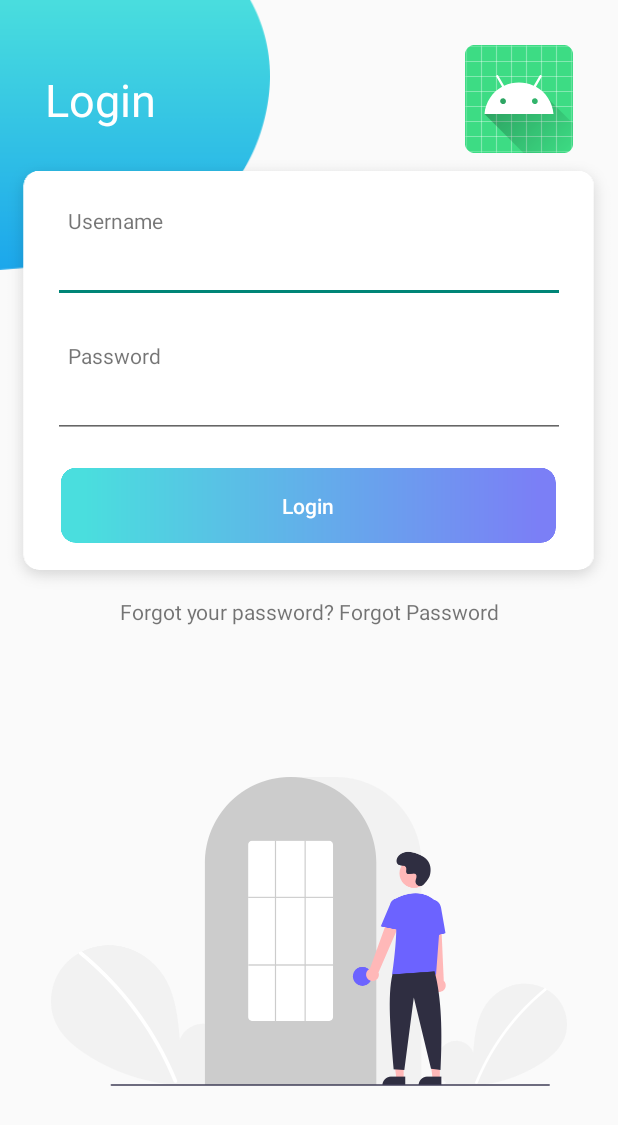
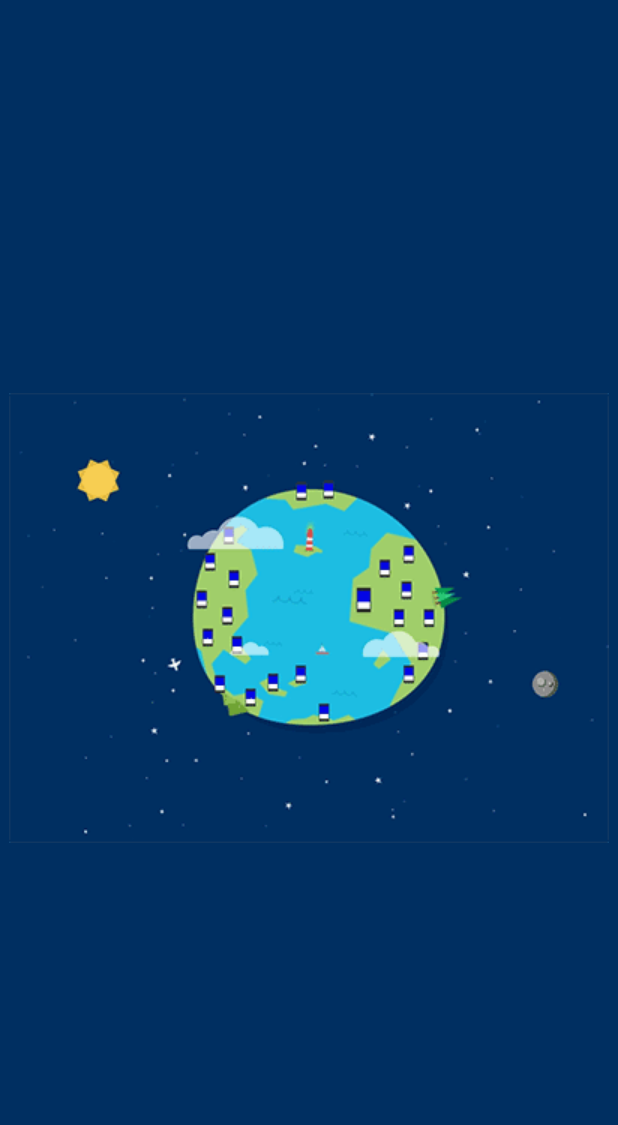
Before and after one commit to Fantasyxz/FourMap, an Android app: the screen it shows after launch (LoginActivity before the commit, SplashActivity after it), on a phone screen of 412 x 824 dp. Shown: the top 1125 px of the screen. Run offline under Robolectric (Android 15) with nearby library versions, the phone set to English and light mode, and no system bars.

Commit message:
Splash + Login(login bisa tpi for close)

```diff
--- a/Android/app/build.gradle
+++ b/Android/app/build.gradle
@@ -29,6 +29,7 @@ dependencies {
     implementation 'androidx.constraintlayout:constraintlayout:2.0.1'
     implementation 'com.google.firebase:firebase-auth:20.0.0'
     implementation 'com.google.firebase:firebase-database:19.5.1'
+    implementation 'pl.droidsonroids.gif:android-gif-drawable:1.2.19'
     implementation 'com.google.android.material:material:1.1.0'
     implementation 'androidx.navigation:navigation-fragment:2.2.2'
     implementation 'androidx.navigation:navigation-ui:2.2.2'
--- a/Android/app/src/main/AndroidManifest.xml
+++ b/Android/app/src/main/AndroidManifest.xml
@@ -18,7 +18,8 @@
         <activity android:name=".NavActivity"/>
         <activity android:name=".ForgotActivity"/>
         <activity android:name=".ProfileActivity"/>
-        <activity android:name=".LoginActivity">
+        <activity android:name=".LoginActivity"/>
+        <activity android:name=".SplashActivity">
             <intent-filter>
                 <action android:name="android.intent.action.MAIN" />
                 <category android:name="android.intent.category.LAUNCHER" />
--- /dev/null
+++ b/Android/app/src/main/java/com/firebase/smartschool/SplashActivity.java
@@ -0,0 +1,34 @@
+package com.firebase.smartschool;
+
+import android.content.Intent;
+import android.os.Bundle;
+
+import androidx.appcompat.app.AppCompatActivity;
+
+public class SplashActivity extends AppCompatActivity {
+    Thread timer;
+
+    @Override
+    protected void onCreate(Bundle savedInstanceState) {
+        super.onCreate(savedInstanceState);
+        setContentView(R.layout.activity_splash);
+
+        timer = new Thread(){
+            @Override
+            public void run() {
+                try {
+                    synchronized (this){
+                        wait(5000);
+                    }
+                } catch (InterruptedException e){
+                    e.printStackTrace();
+                } finally {
+                    Intent intent = new Intent(SplashActivity.this, LoginActivity.class);
+                    startActivity(intent);
+                    finish();
+                }
+            }
+        };
+        timer.start();
+    }
+}
--- a/Android/app/src/main/res/layout/activity_login.xml
+++ b/Android/app/src/main/res/layout/activity_login.xml
@@ -54,7 +54,7 @@
             android:text="@string/username" />
 
         <EditText
-            android:id="@+id/inputUsername"
+            android:id="@+id/editUsername"
             android:layout_width="match_parent"
             android:layout_height="wrap_content" />
 
@@ -67,7 +67,7 @@
             android:text="@string/password" />
 
         <EditText
-            android:id="@+id/inputPass"
+            android:id="@+id/editPassword"
             android:layout_width="match_parent"
             android:layout_height="wrap_content" />
 
--- /dev/null
+++ b/Android/app/src/main/res/layout/activity_splash.xml
@@ -0,0 +1,26 @@
+<?xml version="1.0" encoding="utf-8"?>
+<RelativeLayout xmlns:android="http://schemas.android.com/apk/res/android"
+    android:layout_width="match_parent"
+    android:layout_height="match_parent"
+    xmlns:tools="http://schemas.android.com/tools"
+    android:background="#002F61"
+    tools:context=".SplashActivity">
+
+    <pl.droidsonroids.gif.GifImageView
+        android:id="@+id/gif"
+        android:layout_width="match_parent"
+        android:layout_height="wrap_content"
+        android:src="@drawable/bumi"
+        android:layout_centerInParent="true"/>
+
+    <TextView
+        android:layout_width="wrap_content"
+        android:layout_height="wrap_content"
+        android:textColor="#ffffff"
+        android:textSize="30sp"
+        android:layout_centerHorizontal="true"
+        android:layout_marginTop="20dp"
+        android:layout_below="@+id/gif"/>
+
+
+</RelativeLayout>
--- a/Android/app/src/main/res/values/styles.xml
+++ b/Android/app/src/main/res/values/styles.xml
@@ -1,6 +1,6 @@
 <resources>
     <!-- Base application theme. -->
-    <style name="AppTheme" parent="Theme.AppCompat.Light.DarkActionBar">
+    <style name="AppTheme" parent="Theme.AppCompat.Light.NoActionBar">
         <!-- Customize your theme here. -->
         <item name="colorPrimary">@color/colorPrimary</item>
         <item name="colorPrimaryDark">@color/colorPrimaryDark</item>
--- a/Android/build.gradle
+++ b/Android/build.gradle
@@ -3,6 +3,8 @@ buildscript {
     repositories {
         google()
         jcenter()
+        mavenCentral()
+        mavenCentral()
     }
     dependencies {
         classpath 'com.android.tools.build:gradle:4.1.1'
```
Also changed, not shown: Android/app/src/main/java/com/firebase/smartschool/Admin.java (added, +12 -0 lines), Android/app/src/main/java/com/firebase/smartschool/LoginActivity.java (+105 -18 lines), Android/app/src/main/res/drawable/bumi.gif (added), Android/gradle/wrapper/gradle-wrapper.properties, 2 other files.
